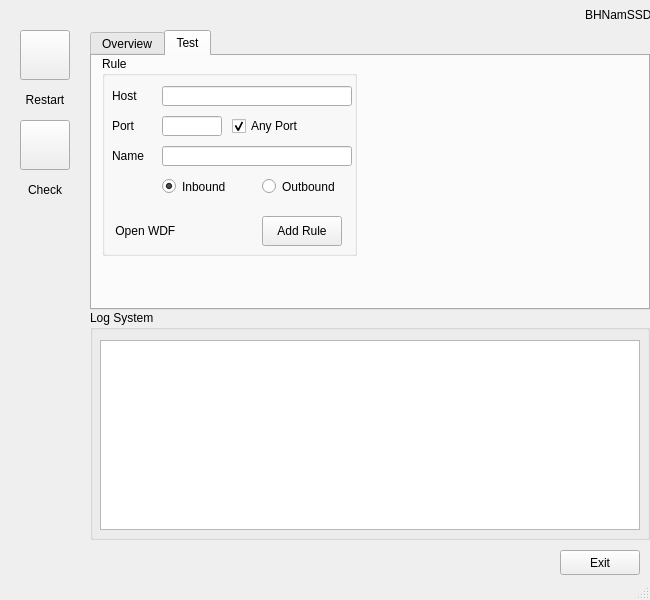
First picture: the form in eventguard.ui, repository BHNamSSD/EventGuard, before the edit.
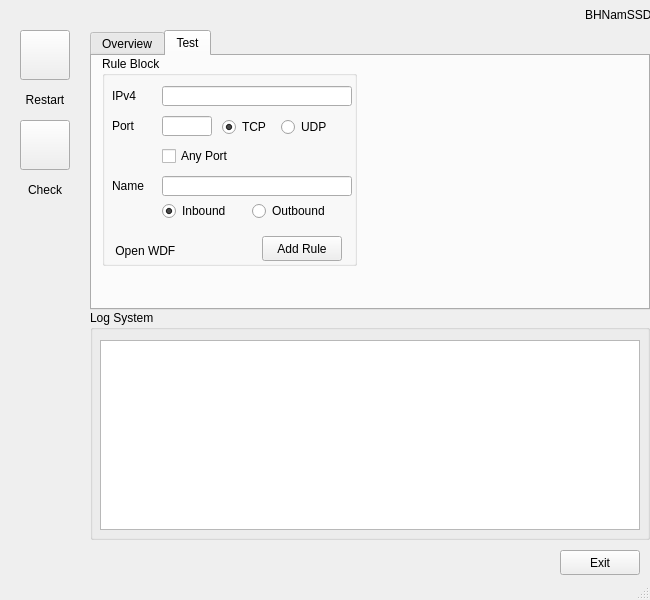
Second picture: the form after the edit. Icons and pictures are not drawn.

What changed in the file:
```diff
--- a/eventguard.ui
+++ b/eventguard.ui
@@ -116,11 +116,11 @@
         <x>10</x>
         <y>0</y>
         <width>255</width>
-        <height>200</height>
+        <height>210</height>
        </rect>
       </property>
       <property name="title">
-       <string>Rule</string>
+       <string>Rule Block</string>
       </property>
       <widget class="QLabel" name="label_ruleHost">
        <property name="geometry">
@@ -132,7 +132,7 @@
         </rect>
        </property>
        <property name="text">
-        <string>Host</string>
+        <string>IPv4</string>
        </property>
       </widget>
       <widget class="QLineEdit" name="lineEdit_ruleHost">
@@ -163,16 +163,19 @@
         <rect>
          <x>60</x>
          <y>60</y>
-         <width>60</width>
+         <width>50</width>
          <height>20</height>
         </rect>
        </property>
+       <property name="text">
+        <string/>
+       </property>
       </widget>
       <widget class="QLabel" name="label_ruleName">
        <property name="geometry">
         <rect>
          <x>10</x>
-         <y>90</y>
+         <y>120</y>
          <width>50</width>
          <height>20</height>
         </rect>
@@ -185,38 +188,19 @@
        <property name="geometry">
         <rect>
          <x>60</x>
-         <y>90</y>
+         <y>120</y>
          <width>190</width>
          <height>20</height>
         </rect>
        </property>
       </widget>
-      <widget class="QCheckBox" name="checkBox_ruleAnyPort">
-       <property name="geometry">
-        <rect>
-         <x>130</x>
-         <y>60</y>
-         <width>70</width>
-         <height>20</height>
-        </rect>
-       </property>
-       <property name="text">
-        <string>Any Port</string>
-       </property>
-       <property name="checked">
-        <bool>true</bool>
-       </property>
-       <property name="tristate">
-        <bool>false</bool>
-       </property>
-      </widget>
       <widget class="QPushButton" name="pushButton_ruleAdd">
        <property name="geometry">
         <rect>
          <x>160</x>
-         <y>160</y>
+         <y>180</y>
          <width>80</width>
-         <height>30</height>
+         <height>25</height>
         </rect>
        </property>
        <property name="text">
@@ -227,9 +211,9 @@
        <property name="geometry">
         <rect>
          <x>60</x>
-         <y>120</y>
+         <y>145</y>
          <width>90</width>
-         <height>21</height>
+         <height>20</height>
         </rect>
        </property>
        <property name="text">
@@ -242,10 +226,10 @@
       <widget class="QRadioButton" name="radioButton_ruleOutbound">
        <property name="geometry">
         <rect>
-         <x>160</x>
-         <y>120</y>
+         <x>150</x>
+         <y>145</y>
          <width>90</width>
-         <height>21</height>
+         <height>20</height>
         </rect>
        </property>
        <property name="text">
@@ -256,15 +240,63 @@
        <property name="geometry">
         <rect>
          <x>10</x>
-         <y>165</y>
+         <y>180</y>
          <width>80</width>
-         <height>20</height>
+         <height>30</height>
         </rect>
        </property>
        <property name="text">
         <string> Open WDF</string>
        </property>
       </widget>
+      <widget class="QWidget" name="horizontalLayoutWidget">
+       <property name="geometry">
+        <rect>
+         <x>120</x>
+         <y>60</y>
+         <width>111</width>
+         <height>23</height>
+        </rect>
+       </property>
+       <layout class="QHBoxLayout" name="horizontalLayout">
+        <item>
+         <widget class="QRadioButton" name="radioButton_TCP">
+          <property name="text">
+           <string>TCP</string>
+          </property>
+          <property name="checked">
+           <bool>true</bool>
+          </property>
+         </widget>
+        </item>
+        <item>
+         <widget class="QRadioButton" name="radioButton_UDP">
+          <property name="text">
+           <string>UDP</string>
+          </property>
+         </widget>
+        </item>
+       </layout>
+      </widget>
+      <widget class="QCheckBox" name="checkBox_ruleAnyPort">
+       <property name="geometry">
+        <rect>
+         <x>60</x>
+         <y>90</y>
+         <width>70</width>
+         <height>20</height>
+        </rect>
+       </property>
+       <property name="text">
+        <string>Any Port</string>
+       </property>
+       <property name="checked">
+        <bool>false</bool>
+       </property>
+       <property name="tristate">
+        <bool>false</bool>
+       </property>
+      </widget>
      </widget>
     </widget>
    </widget>
```
Left out of the diff: 6 changed lines with no effect on the pictures.
